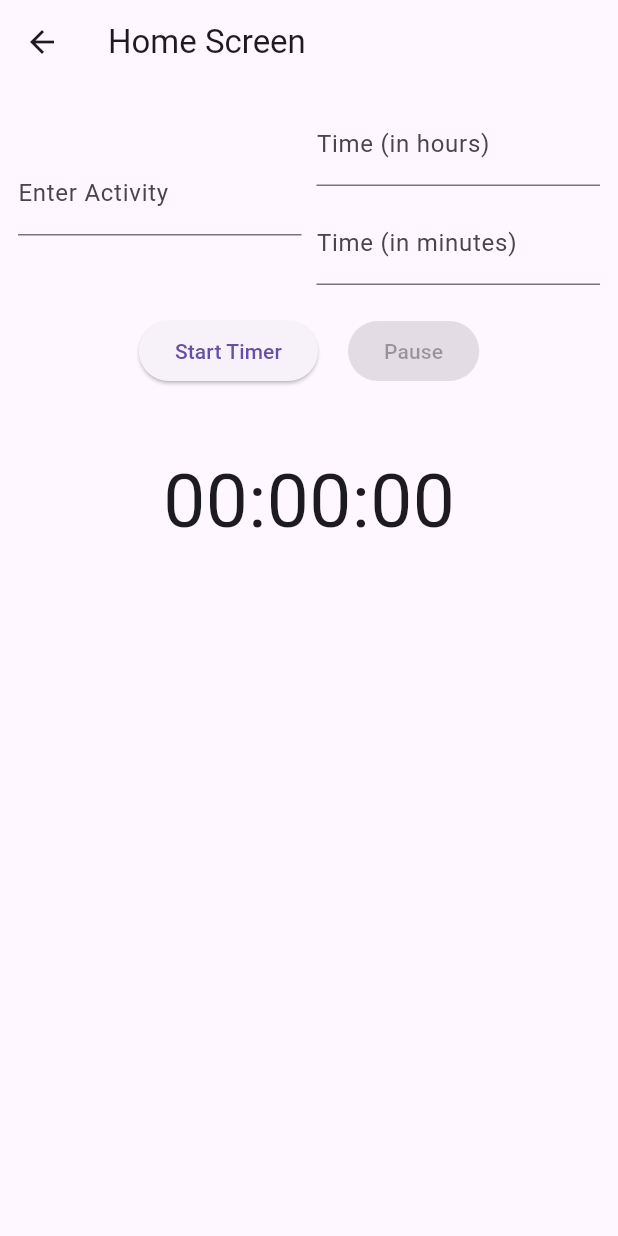
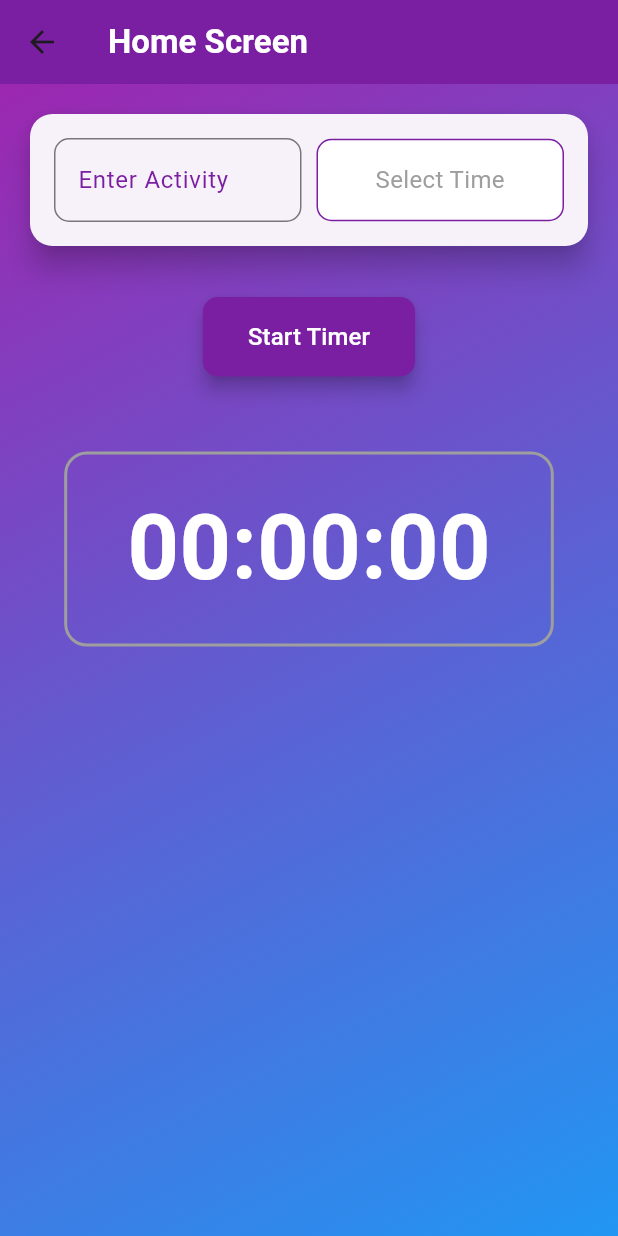
Before and after one commit to psjhimanshu/activity_tracker, a Flutter app: the HomeScreen screen opened directly, on a phone screen of 412 x 824 dp. Run offline on Flutter 3.47's test engine with Material 3 defaults, Android fonts, the light colour scheme and no system bars; our stand-ins replace get.

Commit message:
homepage
some changes in home page

```diff
--- a/lib/Screens/HomeScreen.dart
+++ b/lib/Screens/HomeScreen.dart
@@ -1,7 +1,5 @@
 import 'dart:async';
-
 import 'package:flutter/material.dart';
-import 'package:get/get.dart';
 
 class HomeScreen extends StatefulWidget {
   @override
@@ -9,149 +7,238 @@ class HomeScreen extends StatefulWidget {
 }
 
 class _HomeScreenState extends State<HomeScreen> {
-  final activity_Controller=TextEditingController();
-  final timer_Controller=TextEditingController();
-  final hoursController=TextEditingController();
+  final activityController = TextEditingController();
   late Timer timer;
-  int _secondRemaining=0;
-  bool _isRunning=false;
+  int _secondRemaining = 0;
+  bool _isRunning = false;
+  TimeOfDay? selectedTime;
 
   @override
   void initState() {
-    // TODO: implement initState
     super.initState();
+  }
 
-  }
-void _pauseTimer(){
-  if(_isRunning){
+  void _pauseTimer() {
+    if (_isRunning) {
       timer.cancel();
       setState(() {
-      _isRunning=false;
+        _isRunning = false;
       });
     }
   }
 
-  void _startTimer(){
-  int? minutes=int.tryParse(timer_Controller.text)??0;
-  int? hours=int.tryParse(hoursController.text)??0;
-  if(hours <=0&&minutes<=0)return;
+  void _startTimer() {
+    if (selectedTime == null) return;
 
-  if(!_isRunning&&_secondRemaining==0){
-    _secondRemaining=(hours*3600)+(minutes*60);
+    int hours = selectedTime!.hour;
+    int minutes = selectedTime!.minute;
+
+    if (hours <= 0 && minutes <= 0) return;
+
+    if (!_isRunning && _secondRemaining == 0) {
+      _secondRemaining = (hours * 3600) + (minutes * 60);
     }
 
-  activity_Controller.clear();
-  hoursController.clear();
-  timer_Controller.clear();
-
+    activityController.clear();
     setState(() {
-    _isRunning=true;
+      _isRunning = true;
+      selectedTime = null;
     });
 
-
-  timer=Timer.periodic(Duration(seconds:1), (timer){
-    if(_secondRemaining>0){
-      setState(() =>_secondRemaining--);
-    }else{
+    timer = Timer.periodic(Duration(seconds: 1), (timer) {
+      if (_secondRemaining > 0) {
+        setState(() => _secondRemaining--);
+      } else {
         timer.cancel();
         setState(() {
-        _isRunning=false;
+          _isRunning = false;
+        });
+      }
     });
   }
 
-  });
-  }
-
-
-  String _formatTime(int seconds){
+  String _formatTime(int seconds) {
     int hours = seconds ~/ 3600;
     int minutes = (seconds % 3600) ~/ 60;
     int remainingSeconds = seconds % 60;
     return '${hours.toString().padLeft(2, '0')}:${minutes.toString().padLeft(2, '0')}:${remainingSeconds.toString().padLeft(2, '0')}';
   }
 
-
-
   @override
   void dispose() {
-  hoursController.dispose();
-  activity_Controller.dispose();
-  timer_Controller.dispose();
-  if(_isRunning)timer.cancel();
-  // TODO: implement dispose
+    activityController.dispose();
+    if (_isRunning) timer.cancel();
     super.dispose();
   }
 
-
+  Future<void> _selectTime(BuildContext context) async {
+    final TimeOfDay? picked = await showTimePicker(
+      context: context,
+      initialTime: TimeOfDay(hour: 0, minute: 0),
+      builder: (BuildContext context, Widget? child) {
+        return MediaQuery(
+          data: MediaQuery.of(context).copyWith(alwaysUse24HourFormat: true),
+          child: child!,
+        );
+      },
+    );
+    if (picked != null && picked != selectedTime) {
+      setState(() {
+        selectedTime = picked;
+      });
+    }
+  }
 
   @override
   Widget build(BuildContext context) {
     return Scaffold(
-      appBar: AppBar(title: Text("Home Screen"),),
-      body: Padding(
-        padding: const EdgeInsets.all(12.0),
+      appBar: AppBar(
+        title: Text(
+          "Home Screen",
+          style: TextStyle(
+            fontWeight: FontWeight.bold,
+            color: Colors.white,
+          ),
+        ),
+        backgroundColor: Colors.purple.shade700,
+        elevation: 0,
+      ),
+      body: Container(
+        decoration: BoxDecoration(
+          gradient: LinearGradient(
+            colors: [Colors.purple, Colors.blue],
+            begin: Alignment.topLeft,
+            end: Alignment.bottomRight,
+          ),
+        ),
+        child: Padding(
+          padding: const EdgeInsets.all(16.0),
           child: Column(
             children: [
-            Row(
+              Card(
+                elevation: 8,
+                shape: RoundedRectangleBorder(
+                  borderRadius: BorderRadius.circular(15),
+                ),
+                child: Padding(
+                  padding: const EdgeInsets.all(16.0),
+                  child: Row(
                     mainAxisAlignment: MainAxisAlignment.spaceBetween,
                     children: [
                       Expanded(
                         child: TextField(
-                    controller: activity_Controller,
-                    decoration: InputDecoration(labelText: "Enter Activity"),
+                          controller: activityController,
+                          decoration: InputDecoration(
+                            labelText: "Enter Activity",
+                            labelStyle: TextStyle(color: Colors.purple.shade700),
+                            border: OutlineInputBorder(
+                              borderRadius: BorderRadius.circular(10),
+                            ),
+                            focusedBorder: OutlineInputBorder(
+                              borderSide: BorderSide(color: Colors.purple.shade700),
+                              borderRadius: BorderRadius.circular(10),
+                            ),
+                          ),
                         ),
                       ),
                       SizedBox(width: 10),
                       Expanded(
-                  child: Column(
-                    children: [
-                      TextField(
-                        controller: hoursController,
-                        keyboardType: TextInputType.number,
-                        decoration: InputDecoration(labelText: "Time (in hours)"),
+                        child: GestureDetector(
+                          onTap: () => _selectTime(context),
+                          child: Container(
+                            padding: EdgeInsets.symmetric(vertical: 15, horizontal: 10),
+                            decoration: BoxDecoration(
+                              border: Border.all(color: Colors.purple.shade700),
+                              borderRadius: BorderRadius.circular(10),
+                              color: Colors.white,
                             ),
-                      SizedBox(height: 10),
-                      TextField(
-                        controller: timer_Controller,
-                        keyboardType: TextInputType.number,
-                        decoration: InputDecoration(labelText: "Time (in minutes)"),
+                            child: Text(
+                              selectedTime != null
+                                  ? '${selectedTime!.hour.toString().padLeft(2, '0')}:${selectedTime!.minute.toString().padLeft(2, '0')}'
+                                  : 'Select Time',
+                              style: TextStyle(
+                                fontSize: 16,
+                                color: selectedTime != null ? Colors.black : Colors.grey,
+                              ),
+                              textAlign: TextAlign.center,
+                            ),
+                          ),
+                        ),
                       ),
                     ],
                   ),
                 ),
-              ],
               ),
-            SizedBox(height: 20),
+              SizedBox(height: 30),
               Row(
                 mainAxisAlignment: MainAxisAlignment.center,
                 children: [
                   ElevatedButton(
                     onPressed: () {
-                    if (activity_Controller.text.isNotEmpty &&
-                        (hoursController.text.isNotEmpty || timer_Controller.text.isNotEmpty)) {
-                      int? hours = int.tryParse(hoursController.text) ?? 0;
-                      int? minutes = int.tryParse(timer_Controller.text) ?? 0;
-                      if (hours <= 0 && minutes <= 0) return;
+                      if (activityController.text.isNotEmpty && selectedTime != null) {
                         if (!_isRunning) {
                           _startTimer();
                         }
                       }
                     },
-                  child: Text("Start Timer"),
+                    style: ElevatedButton.styleFrom(
+                      backgroundColor: Colors.purple.shade700,
+                      padding: EdgeInsets.symmetric(horizontal: 30, vertical: 15),
+                      shape: RoundedRectangleBorder(
+                        borderRadius: BorderRadius.circular(10),
                       ),
-                SizedBox(width: 20),
-                ElevatedButton(
-                  onPressed: _isRunning ? _pauseTimer : null,
-                  child: Text("Pause"),
+                      elevation: 5,
+                    ),
+                    child: Text(
+                      "Start Timer",
+                      style: TextStyle(fontSize: 16, color: Colors.white),
+                    ),
+                  ),
+
+                  //Pause button ka code h testing ke liye liya tha agr  chaiye to uncomment kr dena
+
+                  // SizedBox(width: 20),
+                  // ElevatedButton(
+                  //   onPressed: _isRunning ? _pauseTimer : null,
+                  //   style: ElevatedButton.styleFrom(
+                  //     backgroundColor: Colors.redAccent,
+                  //     padding: EdgeInsets.symmetric(horizontal: 30, vertical: 15),
+                  //     shape: RoundedRectangleBorder(
+                  //       borderRadius: BorderRadius.circular(10),
+                  //     ),
+                  //     elevation: 5,
+                  //   ),
+                  //   child: Text(
+                  //     "Pause",
+                  //     style: TextStyle(fontSize: 16, color: Colors.white),
+                  //   ),
+                  // ),
+                ],
+              ),
+              SizedBox(height: 50),
+              AnimatedContainer(
+                duration: Duration(milliseconds: 300),
+                padding: EdgeInsets.symmetric(vertical: 20, horizontal: 40),
+                decoration: BoxDecoration(
+                  color: _isRunning ? Colors.teal.withOpacity(0.1) : Colors.transparent,
+                  borderRadius: BorderRadius.circular(15),
+                  border: Border.all(
+                    color: _isRunning ? Colors.purple.shade700 : Colors.grey,
+                    width: 2,
+                  ),
+                ),
+                child: Text(
+                  _formatTime(_secondRemaining),
+                  style: TextStyle(
+                    fontSize: 60,
+                    fontWeight: FontWeight.bold,
+                    color: _isRunning ? Colors.purple.shade700 : Colors.white,
+
+                  ),
+                ),
               ),
             ],
           ),
-            SizedBox(height: 40),
-            Text(
-              _formatTime(_secondRemaining),
-              style: TextStyle(fontSize: 50),
-            ),
-          ],
         ),
       ),
     );
--- a/lib/Screens/Login_Screen.dart
+++ b/lib/Screens/Login_Screen.dart
@@ -98,7 +98,7 @@ class LoginScreen extends StatelessWidget {
                       ),
                       GestureDetector(
                         onTap: () {
-                          Get.to(()=>Demohome(activity: "activity", minutes: 30));
+
                         },
                         child: const Text(
                           "Forget Password",
```
Also changed, not shown: pubspec.yaml (+3 -6 lines). Lines whose indentation alone changed are shown as unchanged.
